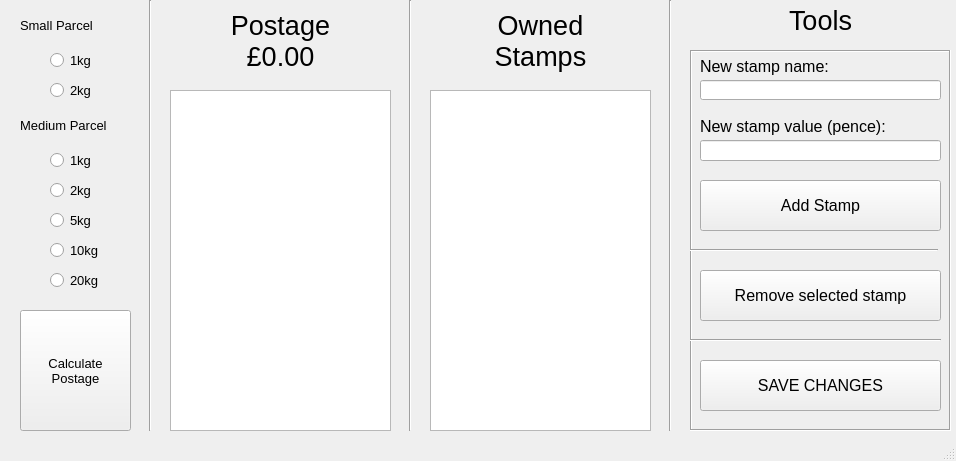
Above: StampCalculator/ui/StampCalculator.ui from psidex/StampCalculator before the change. Below: the same form after it.
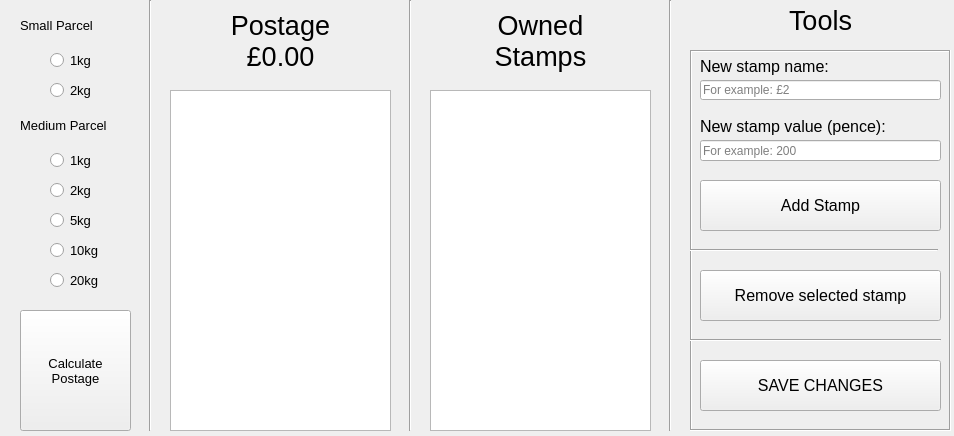
That is the form after the change. Icons and pictures are not drawn.

Commit message: Fix various small issues, update UI

What changed in the file:
```diff
--- a/StampCalculator/ui/StampCalculator.ui
+++ b/StampCalculator/ui/StampCalculator.ui
@@ -6,8 +6,8 @@
    <rect>
     <x>0</x>
     <y>0</y>
-    <width>956</width>
-    <height>461</height>
+    <width>954</width>
+    <height>436</height>
    </rect>
   </property>
   <property name="font">
@@ -421,6 +421,15 @@
        <height>20</height>
       </rect>
      </property>
+     <property name="inputMask">
+      <string/>
+     </property>
+     <property name="text">
+      <string/>
+     </property>
+     <property name="placeholderText">
+      <string>For example: £2</string>
+     </property>
     </widget>
     <widget class="QLabel" name="new_stamp_name_label">
      <property name="geometry">
@@ -511,10 +520,12 @@
        <height>21</height>
       </rect>
      </property>
+     <property name="placeholderText">
+      <string>For example: 200</string>
+     </property>
     </widget>
    </widget>
   </widget>
-  <widget class="QStatusBar" name="statusbar"/>
  </widget>
  <tabstops>
   <tabstop>new_stamp_name_line_edit</tabstop>
```
Left out of the diff: 3 changed lines with no effect on the pictures. The commit also changes 1 other file.
